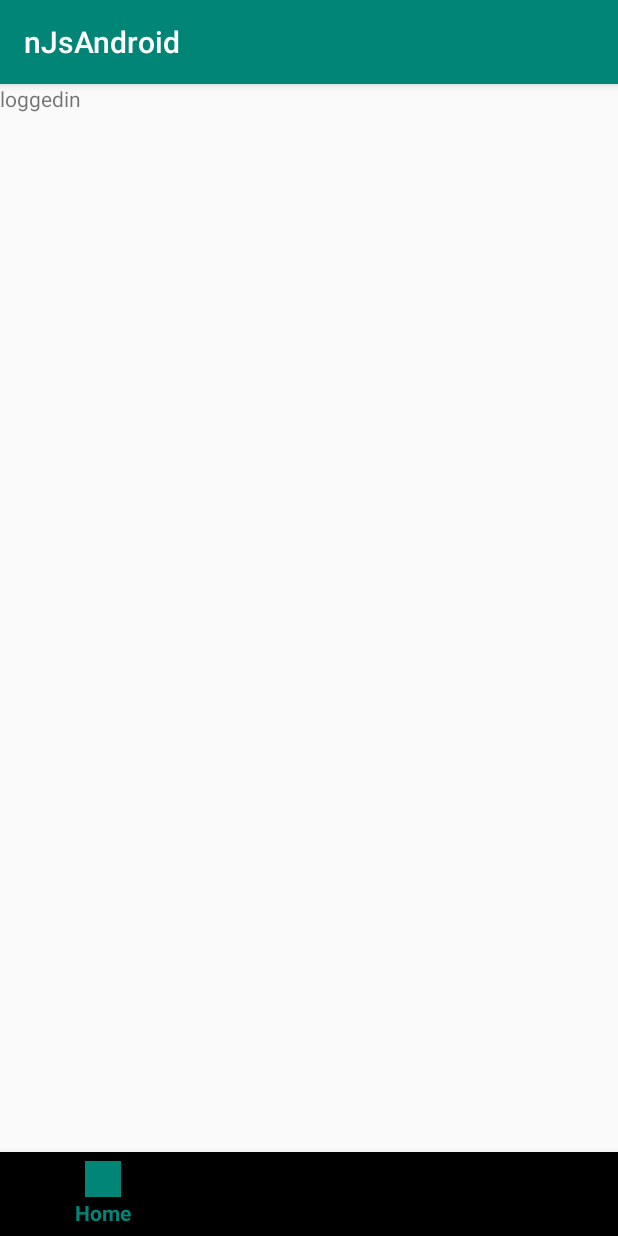
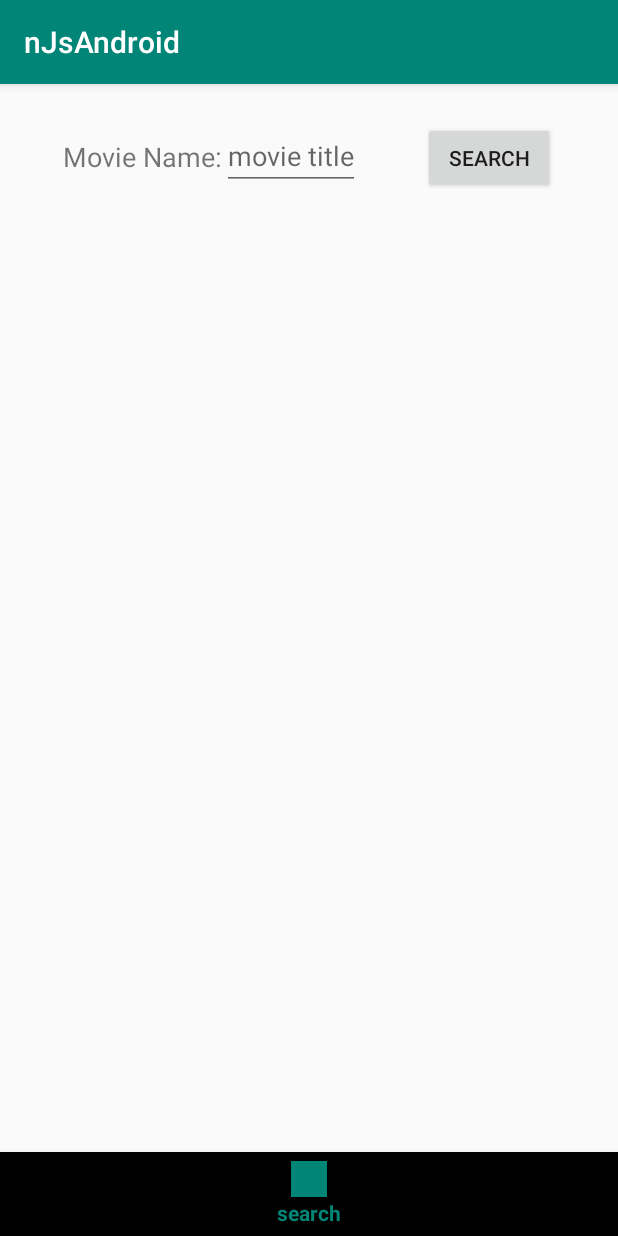
Before and after one commit to williamxyshi/share-the-JUMPscare, an Android app: the fragment LoggedInFragment placed in its activity, item 2 of the bottom bar chosen, on a phone screen of 412 x 824 dp. Run offline under Robolectric (Android 15) with nearby library versions, the phone set to English and light mode, and no system bars.

Commit message:
adding search fragment

```diff
--- a/noJUMPscares-android/app/src/main/java/com/williamxyshi/njsandroid/MainActivity.kt
+++ b/noJUMPscares-android/app/src/main/java/com/williamxyshi/njsandroid/MainActivity.kt
@@ -8,6 +8,7 @@ import androidx.lifecycle.ViewModelProviders
 import com.williamxyshi.njsandroid.fragments.HomeFragment
 import com.williamxyshi.njsandroid.fragments.LoggedInFragment
 import com.williamxyshi.njsandroid.fragments.LoginFragment
+import com.williamxyshi.njsandroid.fragments.SearchFragment
 import com.williamxyshi.njsandroid.utils.WebServerAccessObject
 import com.williamxyshi.njsandroid.viewmodels.MainActivityViewModel
 import kotlinx.android.synthetic.main.activity_main.*
@@ -18,6 +19,9 @@ class MainActivity : AppCompatActivity() {
     private val loggedinFragment: LoggedInFragment = LoggedInFragment()
 
     private val homeFragment: HomeFragment = HomeFragment()
+
+    private val searchFragment: SearchFragment = SearchFragment()
+
 
     private lateinit var vm: MainActivityViewModel
 
@@ -51,12 +55,25 @@ class MainActivity : AppCompatActivity() {
         })
 
         vm.user.observe(this, Observer {
+
             if(it != null){
+                /**
+                 * user logged in
+                 */
                 supportFragmentManager.beginTransaction().apply {
                     replace(R.id.fragmentView, loggedinFragment).commit()
                     addToBackStack(null)
                 }
+            } else {
+                /**
+                 *  user logged out
+                 */
+                supportFragmentManager.beginTransaction().apply {
+                    replace(R.id.fragmentView, loginFragment).commit()
+                    addToBackStack(null)
+                }
             }
+
 
         })
     }
@@ -90,6 +107,19 @@ class MainActivity : AppCompatActivity() {
                     true
                 }
 
+                R.id.bottom_navigation_search -> {
+                    vm.currentPage.value = MainActivityViewModel.SEARCH_PAGE
+
+                    supportFragmentManager.beginTransaction().apply {
+                        replace(R.id.fragmentView, searchFragment).commit()
+                        addToBackStack(null)
+                    }
+
+
+
+                    true
+                }
+
                 else -> {
 
                     false
--- a/noJUMPscares-android/app/src/main/java/com/williamxyshi/njsandroid/fragments/HomeFragment.kt
+++ b/noJUMPscares-android/app/src/main/java/com/williamxyshi/njsandroid/fragments/HomeFragment.kt
@@ -13,7 +13,7 @@ class HomeFragment: Fragment() {
         container: ViewGroup?,
         savedInstanceState: Bundle?
     ): View? {
-        val rootView = inflater.inflate(R.layout.fragment_login, container, false) as ViewGroup
+        val rootView = inflater.inflate(R.layout.fragment_home, container, false) as ViewGroup
 
 
         return rootView
--- a/noJUMPscares-android/app/src/main/java/com/williamxyshi/njsandroid/fragments/LoggedInFragment.kt
+++ b/noJUMPscares-android/app/src/main/java/com/williamxyshi/njsandroid/fragments/LoggedInFragment.kt
@@ -4,6 +4,8 @@ import android.os.Bundle
 import android.view.LayoutInflater
 import android.view.View
 import android.view.ViewGroup
+import android.widget.Button
+import android.widget.TextView
 import androidx.fragment.app.Fragment
 import androidx.lifecycle.ViewModelProviders
 import com.williamxyshi.njsandroid.R
@@ -12,6 +14,8 @@ import com.williamxyshi.njsandroid.viewmodels.MainActivityViewModel
 class LoggedInFragment : Fragment() {
 
     private lateinit var vm: MainActivityViewModel
+    private lateinit var logOutButton: Button
+    private lateinit var welcomeUser: TextView
 
     override fun onCreateView(
         inflater: LayoutInflater,
@@ -20,13 +24,28 @@ class LoggedInFragment : Fragment() {
     ): View? {
         val rootView = inflater.inflate(R.layout.fragment_logged_in, container, false) as ViewGroup
 
+        logOutButton = rootView.findViewById(R.id.logOutButton)
+        welcomeUser = rootView.findViewById(R.id.welcomeUser)
+
         setUpVM()
+
+        initialize()
+
 
         return rootView
     }
 
+    private fun initialize(){
+        logOutButton.setOnClickListener {
 
-    fun setUpVM(){
+            vm.userToken.value = null
+            vm.user.value = null
+
+        }
+
+    }
+
+    private fun setUpVM(){
 
         vm = ViewModelProviders.of(activity?:return).get(MainActivityViewModel::class.java)
     }
--- /dev/null
+++ b/noJUMPscares-android/app/src/main/java/com/williamxyshi/njsandroid/fragments/SearchFragment.kt
@@ -0,0 +1,75 @@
+package com.williamxyshi.njsandroid.fragments
+
+import android.os.Bundle
+import android.util.Log
+import android.view.LayoutInflater
+import android.view.View
+import android.view.ViewGroup
+import android.widget.Button
+import android.widget.EditText
+import android.widget.TextView
+import androidx.fragment.app.Fragment
+import androidx.lifecycle.ViewModelProviders
+import com.williamxyshi.njsandroid.R
+import com.williamxyshi.njsandroid.utils.MovieServerAccessObject
+import com.williamxyshi.njsandroid.viewmodels.MainActivityViewModel
+
+class SearchFragment: Fragment() {
+
+    private lateinit var vm: MainActivityViewModel
+
+    private lateinit var searchButton: Button
+    private lateinit var searchText: EditText
+
+
+
+
+    override fun onCreateView(
+        inflater: LayoutInflater,
+        container: ViewGroup?,
+        savedInstanceState: Bundle?
+    ): View? {
+        val rootView = inflater.inflate(R.layout.fragment_search, container, false) as ViewGroup
+        setUpVM()
+
+        searchButton = rootView.findViewById(R.id.searchButton)
+
+        searchText = rootView.findViewById(R.id.movieSearchName)
+
+        initialize()
+
+        return rootView
+    }
+
+    private fun setUpVM(){
+        vm = ViewModelProviders.of(activity?:return).get(MainActivityViewModel::class.java)
+    }
+
+    private fun initialize(){
+
+        searchButton.setOnClickListener {
+            val text: String = searchText.text.toString()
+
+            Log.d(TAG, "movie search string: ${text}")
+
+            MovieServerAccessObject.searchMovie(text, vm)
+
+
+        }
+
+
+    }
+
+
+
+
+
+
+    companion object{
+        const val TAG = "SearchFragment"
+    }
+
+
+
+
+}
--- /dev/null
+++ b/noJUMPscares-android/app/src/main/res/layout/fragment_search.xml
@@ -0,0 +1,50 @@
+<?xml version="1.0" encoding="utf-8"?>
+<androidx.constraintlayout.widget.ConstraintLayout xmlns:android="http://schemas.android.com/apk/res/android"
+    android:layout_width="match_parent"
+    android:layout_height="match_parent"
+    xmlns:app="http://schemas.android.com/apk/res-auto">
+
+    <androidx.constraintlayout.widget.ConstraintLayout
+        android:layout_width="wrap_content"
+        android:id="@+id/seachBarContainer"
+        app:layout_constraintLeft_toLeftOf="parent"
+        app:layout_constraintRight_toLeftOf="@id/searchButton"
+        app:layout_constraintTop_toTopOf="parent"
+        android:layout_marginTop="25dp"
+        android:layout_height="wrap_content">
+
+        <TextView
+            android:id="@+id/movieName"
+            android:layout_width="wrap_content"
+            android:layout_height="wrap_content"
+            app:layout_constraintLeft_toLeftOf="parent"
+            app:layout_constraintRight_toLeftOf="@id/movieSearchName"
+            app:layout_constraintBottom_toBottomOf="parent"
+            app:layout_constraintTop_toTopOf="parent"
+            android:textSize="18sp"
+            android:text="Movie Name:"/>
+
+
+    <EditText
+        android:hint="movie title"
+        android:id="@+id/movieSearchName"
+        android:layout_width="wrap_content"
+        android:layout_height="wrap_content"
+        app:layout_constraintLeft_toRightOf="@id/movieName"
+        app:layout_constraintTop_toTopOf="parent"
+        app:layout_constraintBottom_toBottomOf="parent"
+        app:layout_constraintRight_toRightOf="parent"
+
+        />
+    </androidx.constraintlayout.widget.ConstraintLayout>
+
+    <Button
+        app:layout_constraintLeft_toRightOf="@id/seachBarContainer"
+        app:layout_constraintTop_toTopOf="@id/seachBarContainer"
+        app:layout_constraintRight_toRightOf="parent"
+        android:id="@+id/searchButton"
+        android:layout_width="wrap_content"
+        android:layout_height="wrap_content"
+        android:text="Search"/>
+
+</androidx.constraintlayout.widget.ConstraintLayout>
--- a/noJUMPscares-android/app/src/main/res/values/strings.xml
+++ b/noJUMPscares-android/app/src/main/res/values/strings.xml
@@ -1,3 +1,5 @@
 <resources>
     <string name="app_name">nJsAndroid</string>
+    <string name="omdb_api_key">3decae4a</string>
+
 </resources>
```
Also changed, not shown: noJUMPscares-android/app/src/main/java/com/williamxyshi/njsandroid/models/retrofitmodels/MovieModel.kt (added, +8 -0 lines), noJUMPscares-android/app/src/main/java/com/williamxyshi/njsandroid/utils/MovieServerAccessObject.kt (added, +44 -0 lines), noJUMPscares-android/app/src/main/java/com/williamxyshi/njsandroid/utils/OMDbApiService.kt (added, +52 -0 lines), noJUMPscares-android/app/src/main/res/layout/fragment_logged_in.xml (+19 -2 lines), 2 other files.
